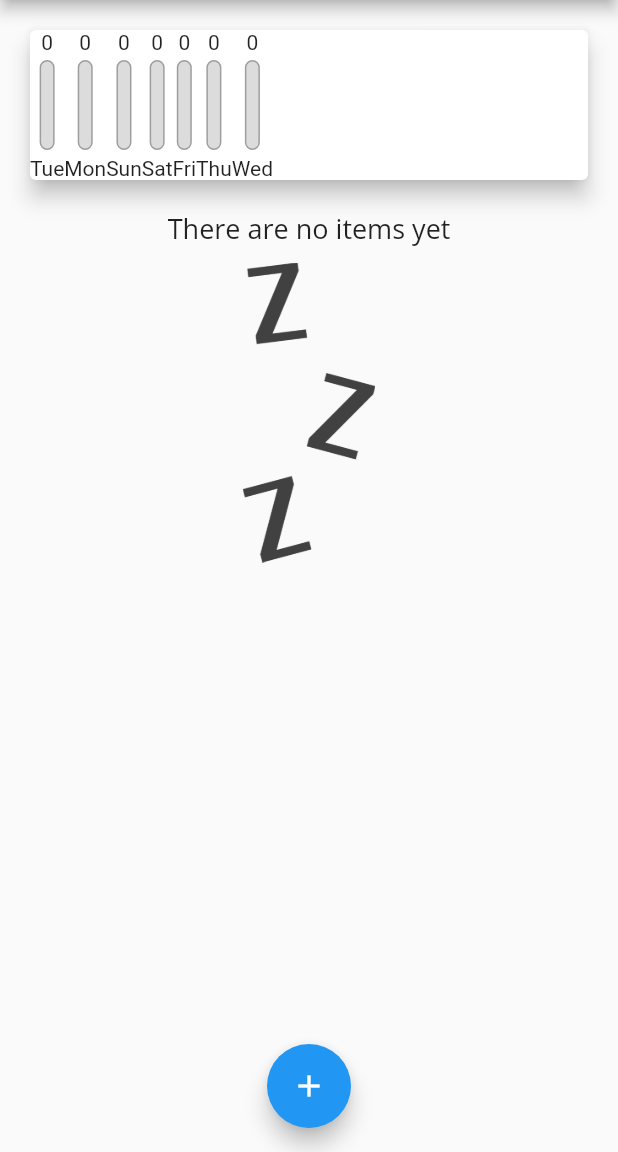
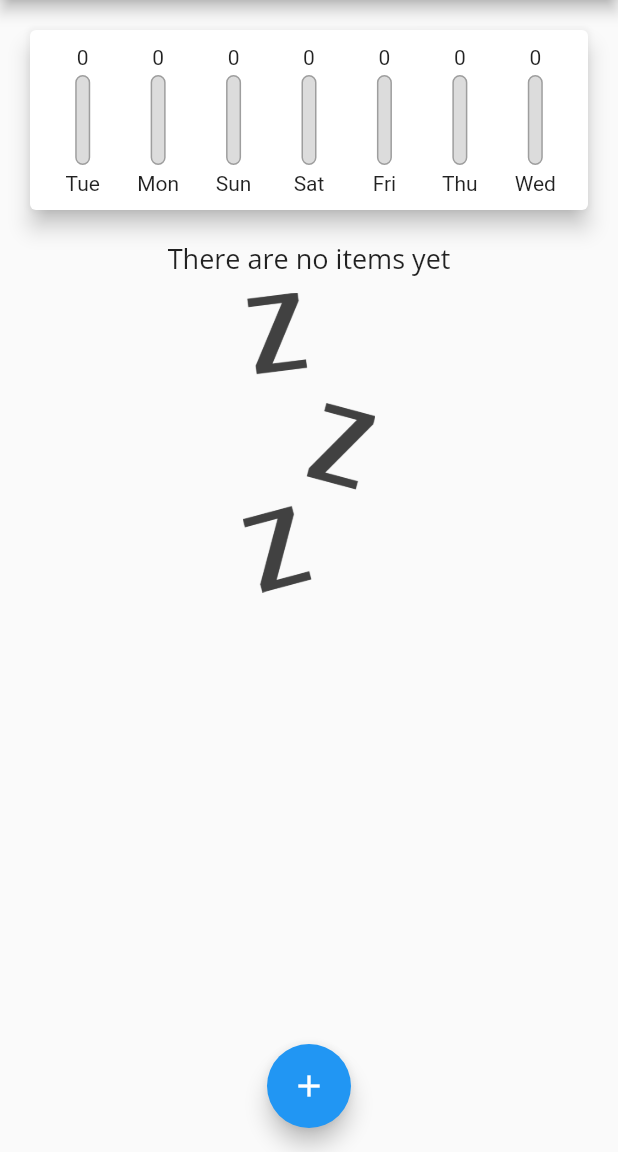
Before and after one commit to adrianbadarau/flutter-expense-tracker, a Flutter app: the screen it shows after launch, on a phone screen of 412 x 824 dp, the part 84-1236 px from its top. Run offline on Flutter 3.47's test engine with Material 2 defaults, Android fonts, the phone set to English and light mode, and no system bars.

Commit message:
finished building the chart

```diff
--- a/lib/widgets/chart.dart
+++ b/lib/widgets/chart.dart
@@ -1,5 +1,6 @@
 import 'package:expense_tracker/domain/transaction.dart';
 import 'package:expense_tracker/widgets/chart_bar.dart';
+import 'package:flutter/cupertino.dart';
 import 'package:flutter/material.dart';
 import 'package:intl/intl.dart';
 
@@ -22,21 +23,26 @@ class Chart extends StatelessWidget {
     return List.generate(7, (index) {
       final weekDay = DateTime.now().subtract(Duration(days: index));
       double sum = recentTransactions
-          .where((element) => element.createdAt.difference(weekDay).inDays == 0)
+          .where((element) =>
+              element.createdAt.difference(weekDay).inHours + 1 < 24)
           .fold(0, (previousValue, element) => previousValue + element.amount);
+      double procOfTotal = (sum > 0 || total > 0) ? sum / total : 0;
       return ChartColumn(
           day: DateFormat.E().format(weekDay),
           amount: sum,
-          procOfTotal: sum / total);
+          procOfTotal: procOfTotal);
     });
   }
 
   List<Widget> buildChartItems() {
     return this.groupedTransactionValues.map((column) {
-      return ChartBar(
-        label: column.day,
-        spendingAmount: column.amount,
-        spendingProcOfTotal: column.procOfTotal,
+      return Flexible(
+        fit: FlexFit.tight,
+        child: ChartBar(
+          label: column.day,
+          spendingAmount: column.amount,
+          spendingProcOfTotal: column.procOfTotal,
+        ),
       );
     }).toList();
   }
@@ -47,8 +53,12 @@ class Chart extends StatelessWidget {
     return Card(
       elevation: 6,
       margin: EdgeInsets.all(20),
-      child: Row(
-        children: buildChartItems(),
+      child: Padding(
+        padding: EdgeInsets.all(10),
+        child: Row(
+          mainAxisAlignment: MainAxisAlignment.spaceAround,
+          children: buildChartItems(),
+        ),
       ),
     );
   }
--- a/lib/widgets/chart_bar.dart
+++ b/lib/widgets/chart_bar.dart
@@ -11,7 +11,7 @@ class ChartBar extends StatelessWidget {
   Widget build(BuildContext context) {
     return Column(
       children: <Widget>[
-        Text("${spendingAmount.toStringAsFixed(0)}"),
+        FittedBox(child: Text("${spendingAmount.toStringAsFixed(0)}")),
         SizedBox(height: 4),
         Container(
           width: 10,
```
